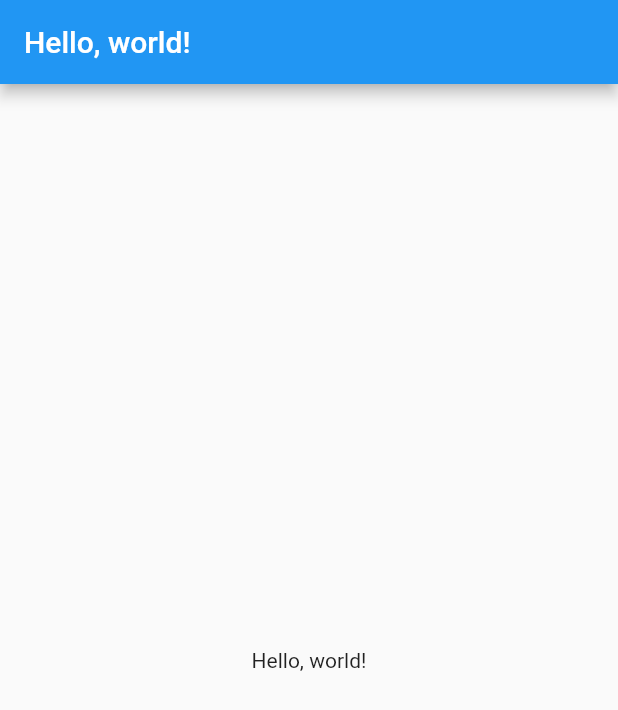
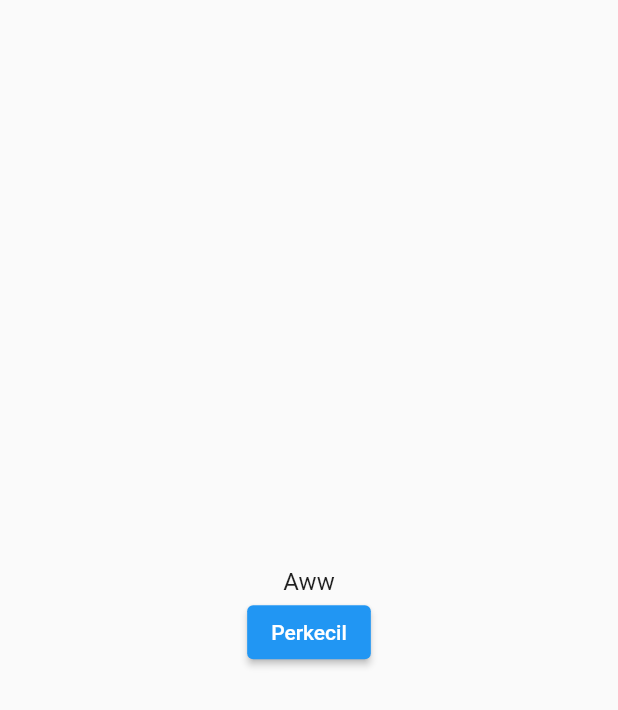
Before and after one commit to aprxty3/DartToFlutter, a Flutter app: the screen it shows after launch, on a phone screen of 412 x 824 dp. Shown: the top 710 px of the screen. Run offline on Flutter 3.47's test engine with Material 2 defaults, Android fonts, the light colour scheme and no system bars.

Commit message:
Add files via upload

```diff
--- a/First_Apps/first/lib/main.dart
+++ b/First_Apps/first/lib/main.dart
@@ -13,14 +13,83 @@
       theme: ThemeData(
         primarySwatch: Colors.blue,
       ),
-      home: Scaffold(
-        appBar: AppBar(
-          title: const Text('Hello, world!'),
-        ),
-        body: const Center(
-          child: Text('Hello, world!'),
-        ),
+      home: const Scaffold(
+        body: Center(
+            child: LowText(text: 'Aww')), //Ubah aja LowText jadi BiggerText
       ),
     );
   }
 }
+
+class Heading extends StatelessWidget {
+  final String text;
+
+  const Heading({required this.text});
+
+  @override
+  Widget build(BuildContext context) {
+    return Text(
+      text,
+      style: const TextStyle(
+        fontSize: 24.0,
+        fontWeight: FontWeight.bold,
+      ),
+    );
+  }
+}
+
+class BiggerText extends StatefulWidget {
+  final String text;
+  const BiggerText({required this.text});
+  @override
+  _BiggerTextState createState() => _BiggerTextState();
+}
+
+class _BiggerTextState extends State<BiggerText> {
+  double _textSize = 16.0;
+  @override
+  Widget build(BuildContext context) {
+    return Column(
+      mainAxisAlignment: MainAxisAlignment.center,
+      children: <Widget>[
+        Text(widget.text, style: TextStyle(fontSize: _textSize)),
+        ElevatedButton(
+          child: Text("Perbesar"),
+          onPressed: () {
+            setState(() {
+              _textSize = 32.0;
+            });
+          },
+        )
+      ],
+    );
+  }
+}
+
+class LowText extends StatefulWidget {
+  final String text;
+  const LowText({required this.text});
+  @override
+  _LowTextState createState() => _LowTextState();
+}
+
+class _LowTextState extends State<LowText> {
+  double _textSize = 16.0;
+  @override
+  Widget build(BuildContext context) {
+    return Column(
+      mainAxisAlignment: MainAxisAlignment.center,
+      children: <Widget>[
+        Text(widget.text, style: TextStyle(fontSize: _textSize)),
+        ElevatedButton(
+          child: Text("Perkecil"),
+          onPressed: () {
+            setState(() {
+              _textSize = 12.0;
+            });
+          },
+        )
+      ],
+    );
+  }
+}
```
